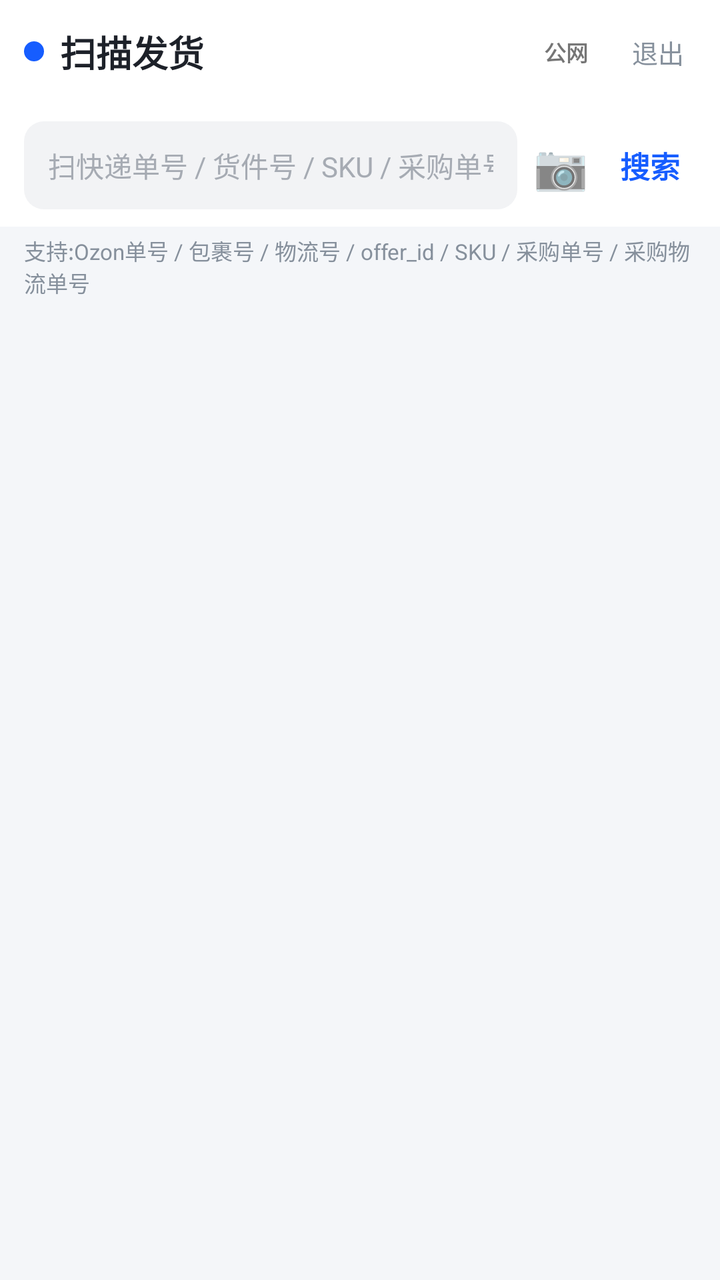
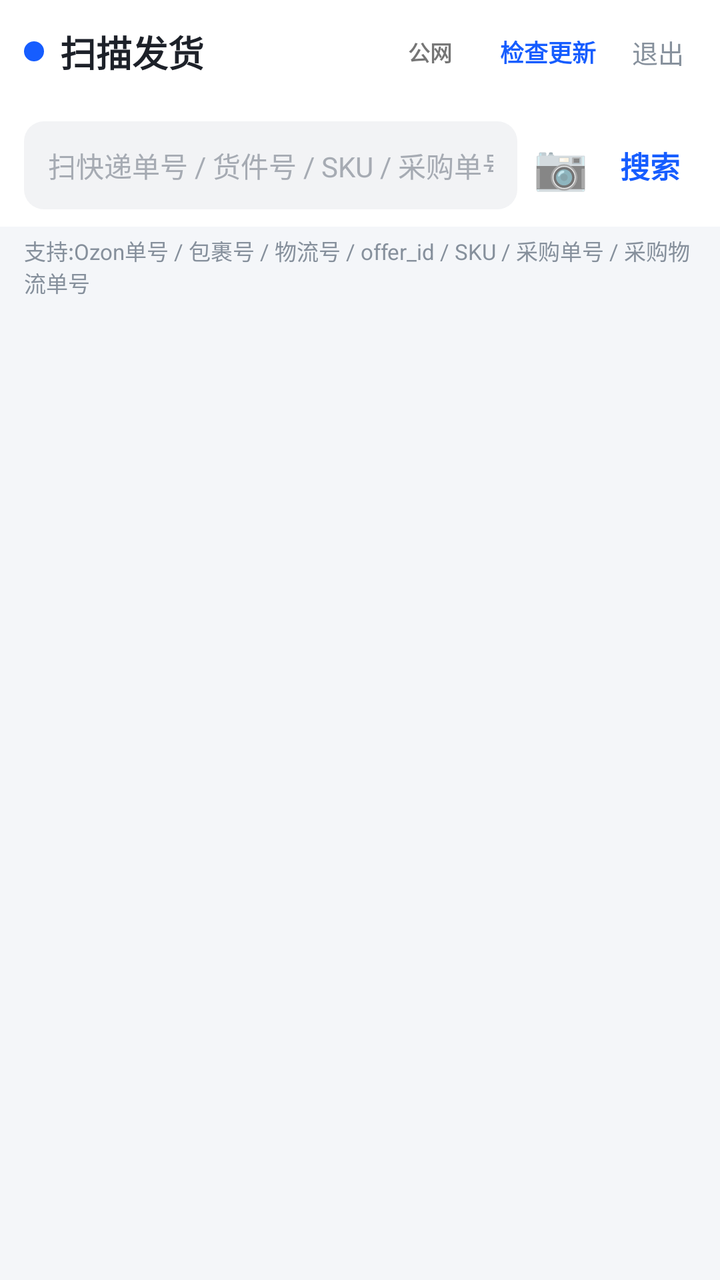

Compare the two renders of this Android layout. The source of the first and the diff that turns it into the second are given below.
<!-- AndroidManifest.xml: application theme AppTheme -->
<!-- res/layout/activity_main.xml -->
<?xml version="1.0" encoding="utf-8"?>
<LinearLayout xmlns:android="http://schemas.android.com/apk/res/android"
    android:layout_width="match_parent"
    android:layout_height="match_parent"
    android:fitsSystemWindows="true"
    android:orientation="vertical"
    android:background="@color/page_bg">

    
    <LinearLayout
        android:layout_width="match_parent"
        android:layout_height="@dimen/header_height"
        android:orientation="horizontal"
        android:gravity="center_vertical"
        android:background="@color/card_bg"
        android:paddingHorizontal="12dp">

        <LinearLayout
            android:layout_width="0dp"
            android:layout_height="wrap_content"
            android:layout_weight="1"
            android:orientation="horizontal"
            android:gravity="center_vertical">

            <View
                android:layout_width="10dp"
                android:layout_height="10dp"
                android:background="@drawable/bg_dot_primary" />

            <TextView
                android:layout_width="wrap_content"
                android:layout_height="wrap_content"
                android:text="扫描发货"
                android:textColor="@color/text_primary"
                android:textSize="18sp"
                android:textStyle="bold"
                android:layout_marginStart="8dp" />
        </LinearLayout>

        <TextView
            android:id="@+id/intranetBtn"
            android:layout_width="wrap_content"
            android:layout_height="wrap_content"
            android:text="公网"
            android:textSize="11sp"
            android:textStyle="bold"
            android:paddingHorizontal="12dp"
            android:paddingVertical="5dp"
            android:layout_marginEnd="4dp" />

        <TextView
            android:id="@+id/logoutBtn"
            android:layout_width="wrap_content"
            android:layout_height="wrap_content"
            android:text="退出"
            android:textColor="@color/text_muted"
            android:textSize="13sp"
            android:padding="6dp" />
    </LinearLayout>

    
    <LinearLayout
        android:layout_width="match_parent"
        android:layout_height="wrap_content"
        android:orientation="horizontal"
        android:gravity="center_vertical"
        android:background="#ffffff"
        android:paddingHorizontal="12dp"
        android:paddingVertical="8dp">

        <EditText
            android:id="@+id/searchInput"
            android:layout_width="0dp"
            android:layout_height="44dp"
            android:layout_weight="1"
            android:background="@drawable/bg_input"
            android:paddingHorizontal="12dp"
            android:hint="扫快递单号 / 货件号 / SKU / 采购单号"
            android:textSize="14sp"
            android:textColor="@color/text_primary"
            android:textColorHint="@color/text_placeholder"
            android:imeOptions="actionSearch"
            android:singleLine="true" />

        <TextView
            android:id="@+id/scanBtn"
            android:layout_width="wrap_content"
            android:layout_height="wrap_content"
            android:text="📷"
            android:textSize="22sp"
            android:padding="8dp" />

        <TextView
            android:id="@+id/searchBtn"
            android:layout_width="wrap_content"
            android:layout_height="wrap_content"
            android:text="搜索"
            android:textColor="@color/primary"
            android:textSize="15sp"
            android:textStyle="bold"
            android:padding="8dp" />
    </LinearLayout>

    <TextView
        android:layout_width="match_parent"
        android:layout_height="wrap_content"
        android:paddingHorizontal="12dp"
        android:paddingTop="4dp"
        android:text="支持:Ozon单号 / 包裹号 / 物流号 / offer_id / SKU / 采购单号 / 采购物流单号"
        android:textColor="@color/text_muted"
        android:textSize="11sp" />

    
    <TextView
        android:id="@+id/bannerText"
        android:layout_width="match_parent"
        android:layout_height="wrap_content"
        android:layout_marginHorizontal="12dp"
        android:layout_marginTop="8dp"
        android:padding="10dp"
        android:textSize="13sp"
        android:visibility="gone" />

    <ProgressBar
        android:id="@+id/progressBar"
        android:layout_width="wrap_content"
        android:layout_height="wrap_content"
        android:layout_gravity="center_horizontal"
        android:layout_marginTop="16dp"
        android:visibility="gone" />

    
    <androidx.recyclerview.widget.RecyclerView
        android:id="@+id/recyclerView"
        android:layout_width="match_parent"
        android:layout_height="0dp"
        android:layout_weight="1"
        android:clipToPadding="false"
        android:padding="12dp" />

</LinearLayout>
<!-- resources referenced by this layout -->
<resources>
  <color name="card_bg">#ffffff</color>
  <color name="page_bg">#f4f6f9</color>
  <color name="primary">#165dff</color>
  <color name="text_muted">#86909c</color>
  <color name="text_placeholder">#a6abb3</color>
  <color name="text_primary">#1d2129</color>
  <dimen name="header_height">52dp</dimen>
  <!-- drawable bg_dot_primary (drawable) -->
  <shape xmlns:android="http://schemas.android.com/apk/res/android"
      android:shape="oval">
      <solid android:color="@color/primary" />
  </shape>
  <!-- drawable bg_input (drawable) -->
  <?xml version="1.0" encoding="utf-8"?>
  <shape xmlns:android="http://schemas.android.com/apk/res/android"
      android:shape="rectangle">
      <solid android:color="@color/neutral_bg" />
      <corners android:radius="@dimen/radius_md" />
  </shape>
  <style name="AppTheme" parent="android:Theme.Material.Light.NoActionBar">
          <item name="android:statusBarColor">#165dff</item>
          <item name="android:navigationBarColor">#ffffff</item>
          <item name="android:windowBackground">#f2f3f5</item>
      </style>
  <color name="neutral_bg">#f2f3f5</color>
  <dimen name="radius_md">10dp</dimen>
</resources>

<!-- the commit's change to res/layout/activity_main.xml (unified diff, before → after) -->
@@ -45,6 +45,18 @@
             android:textSize="11sp"
             android:textStyle="bold"
             android:paddingHorizontal="12dp"
+            android:paddingVertical="5dp"
+            android:layout_marginEnd="4dp" />
+
+        <TextView
+            android:id="@+id/checkUpdateBtn"
+            android:layout_width="wrap_content"
+            android:layout_height="wrap_content"
+            android:text="检查更新"
+            android:textColor="@color/primary"
+            android:textSize="12sp"
+            android:textStyle="bold"
+            android:paddingHorizontal="8dp"
             android:paddingVertical="5dp"
             android:layout_marginEnd="4dp" />
 
